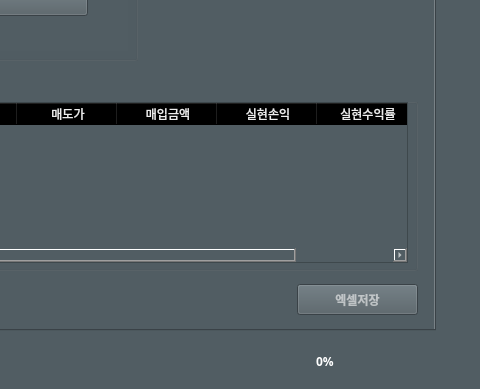
Above: src/designingJin.ui from jinsnow948/backtestingJin before the change; both pictures show x 745 to 1225 and y 360 to 749 of the 1225 by 749 pixel window. Below: the same form after it.
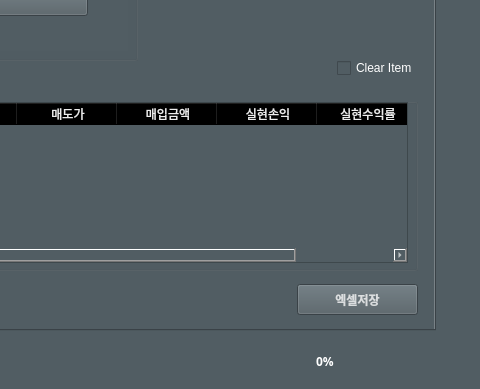
That is the form after the change. The open tabs and pages were chosen to show the change.

Diff of the .ui file:
```diff
--- a/src/designingJin.ui
+++ b/src/designingJin.ui
@@ -1303,12 +1303,28 @@
       </font>
      </property>
      <property name="styleSheet">
-      <string notr="true">color: rgba(255, 255, 255,145);</string>
+      <string notr="true">color: rgba(255, 255, 255,192);</string>
      </property>
      <property name="text">
       <string>엑셀저장</string>
      </property>
     </widget>
+    <widget class="QCheckBox" name="clear_checkBox">
+     <property name="geometry">
+      <rect>
+       <x>1050</x>
+       <y>350</y>
+       <width>81</width>
+       <height>16</height>
+      </rect>
+     </property>
+     <property name="styleSheet">
+      <string notr="true">color: rgb(255, 255, 255);</string>
+     </property>
+     <property name="text">
+      <string>Clear Item</string>
+     </property>
+    </widget>
    </widget>
   </widget>
   <widget class="QProgressBar" name="progressBar">
```
Left out of the diff: 4 changed lines with no effect on the pictures.
